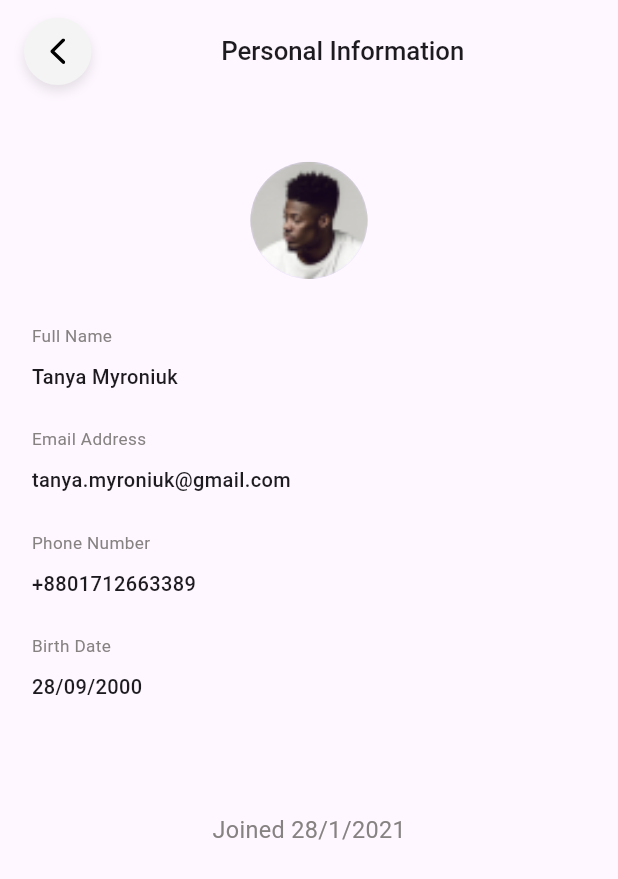
After one commit to rozan-alawar/BankPick, a Flutter app: the PersonalInformationScreen screen opened by its route, on a phone screen of 412 x 824 dp. The commit adds this screen. Shown: the top 879 px of the screen. Run offline on Flutter 3.47's test engine with Material 3 defaults, Android fonts, the phone set to English and light mode, and no system bars; our stand-ins replace dio, easy_localization, fl_chart, flutter_screenutil, flutter_spinkit, flutter_svg and 2 more; accounts and stored records are empty; Roboto replaces fonts that are missing (Nunito).

Commit message:
Add Personal Information Screen

```diff
--- /dev/null
+++ b/lib/core/utils/date_to_string.dart
@@ -0,0 +1,17 @@
+import 'package:flutter/material.dart';
+import 'package:intl/intl.dart';
+
+class ConvertDate {
+  static String dateToString(DateTime dateTime) {
+    final formatter = DateFormat('dd/MM/yyyy').format(dateTime);
+    return formatter;
+  }
+
+  static String stringToDate(String date) {
+    DateTime parsedDate = DateTime.parse(date);
+    final formatter = DateFormat('dd/MM/yyyy').format(parsedDate);
+    return formatter;
+  }
+
+
+}
--- /dev/null
+++ b/lib/presentation/profile/personal_information_screen.dart
@@ -0,0 +1,136 @@
+import 'package:dakakeen/core/extensions/validation.dart';
+import 'package:dakakeen/core/utils/date_to_String.dart';
+import 'package:flutter/material.dart';
+import 'package:dakakeen/config/routes/routes.dart';
+import 'package:dakakeen/controller/home_provider.dart';
+import 'package:dakakeen/core/extensions/empty_space_extension.dart';
+import 'package:dakakeen/presentation/home/profile_section.dart';
+import 'package:flutter/material.dart';
+import 'package:flutter_screenutil/flutter_screenutil.dart';
+import 'package:flutter_svg/svg.dart';
+import 'package:provider/provider.dart';
+
+import '../../config/theme/assets_manager.dart';
+import '../../config/theme/color_manager.dart';
+import '../../controller/profile_provider.dart';
+import '../../core/common_widget/circular_card.dart';
+import '../../core/common_widget/primary_appbar.dart';
+import '../../core/common_widget/primary_button.dart';
+import '../../core/common_widget/primary_text.dart';
+import '../../core/common_widget/primary_textfiled.dart';
+import '../../core/utils/navigation.dart';
+import '../../injection_container.dart';
+import '../../model/user_model.dart';
+
+class PersonalInformationScreen extends StatefulWidget {
+  const PersonalInformationScreen({super.key});
+
+  @override
+  State<PersonalInformationScreen> createState() => _EditProfileScreenState();
+}
+
+class _EditProfileScreenState extends State<PersonalInformationScreen> {
+  GlobalKey<FormState>? formKey;
+  TextEditingController? nameController;
+  TextEditingController? phoneController;
+  TextEditingController? emailController;
+
+  @override
+  void initState() {
+    super.initState();
+    User? user = HomeProvider().user;
+    formKey = GlobalKey<FormState>();
+    nameController =
+        TextEditingController(text: user?.name ?? "Rozan AbuAlawar");
+    phoneController =
+        TextEditingController(text: user?.phoneNumber ?? "+972592417852");
+    emailController =
+        TextEditingController(text: user?.email ?? "rosanalawer2002@gmail.com");
+  }
+
+  @override
+  Widget build(BuildContext context) {
+    final homeProvider = Provider.of<HomeProvider>(context);
+    final profileProvider = Provider.of<ProfileProvider>(context);
+
+    return Scaffold(
+      appBar: const PrimaryAppBar(
+        title: 'Personal Information',
+        withLeading: true,
+      ),
+      body: Padding(
+        padding: EdgeInsets.symmetric(horizontal: 20.w, vertical: 20.h),
+        child: Column(
+          crossAxisAlignment: CrossAxisAlignment.start,
+          children: [
+            20.height,
+            Center(
+              child: CircleAvatar(
+                radius: 40.r,
+                backgroundImage: AssetImage(
+                  homeProvider.user!.avatarUrl,
+                ), // Add a profile image in assets folder
+              ),
+            ),
+            30.height,
+            PrimaryText(
+              'Full Name',
+              fontSize: 12.sp,
+              color: ColorManager.secondaryText,
+            ),
+            8.height,
+            PrimaryText(
+              homeProvider.user?.name ?? "Rozan AbuAlawar",
+              fontSize: 14.sp,
+              fontWeight: FontWeight.w500,
+            ),
+            24.height,
+            PrimaryText(
+              'Email Address',
+              fontSize: 12.sp,
+              color: ColorManager.secondaryText,
+            ),
+            8.height,
+            PrimaryText(
+              homeProvider.user?.email ?? "xyz@gmail.com",
+              fontSize: 14.sp,
+              fontWeight: FontWeight.w500,
+            ),
+            24.height,
+            PrimaryText(
+              'Phone Number',
+              fontSize: 12.sp,
+              color: ColorManager.secondaryText,
+            ),
+            8.height,
+            PrimaryText(
+              homeProvider.user?.phoneNumber ?? "0147822368",
+              fontSize: 14.sp,
+              fontWeight: FontWeight.w500,
+            ),
+            24.height,
+            PrimaryText(
+              'Birth Date',
+              fontSize: 12.sp,
+              color: ColorManager.secondaryText,
+            ),
+            8.height,
+            PrimaryText(
+              ConvertDate.dateToString(homeProvider.user!.birthDate) ?? "0147822368",
+              fontSize: 14.sp,
+              fontWeight: FontWeight.w500,
+            ),
+            24.height,
+            50.height,
+            Center(
+              child: PrimaryText(
+                'Joined ${homeProvider.user!.joinedDate.day}/${homeProvider.user!.joinedDate.month}/${homeProvider.user!.joinedDate.year}',
+                color: ColorManager.secondaryText,
+              ),
+            ),
+          ],
+        ),
+      ),
+    );
+  }
+}
--- a/lib/presentation/statistic/statistics_screen.dart
+++ b/lib/presentation/statistic/statistics_screen.dart
@@ -21,8 +21,8 @@ class StatisticsScreen extends StatelessWidget {
   Widget build(BuildContext context) {
     return Scaffold(
       appBar:  PrimaryAppBar(title: 'Statistics',withLeading: false,action: [ GestureDetector(
-        // onTap: () =>
-        //     sl<NavigationService>().navigateTo(Routes.show_cards),
+        onTap: () =>
+            sl<NavigationService>().navigateTo(Routes.notification),
         child: CircularCard(
           widget: SvgPicture.asset(
             IconAssets.notification,
```
